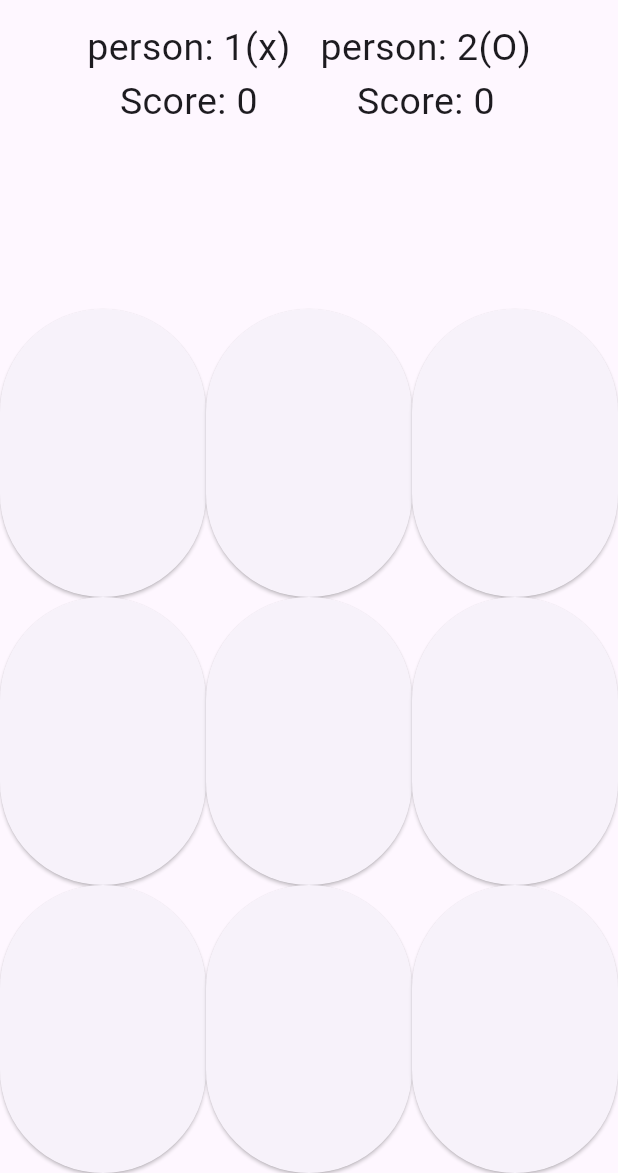
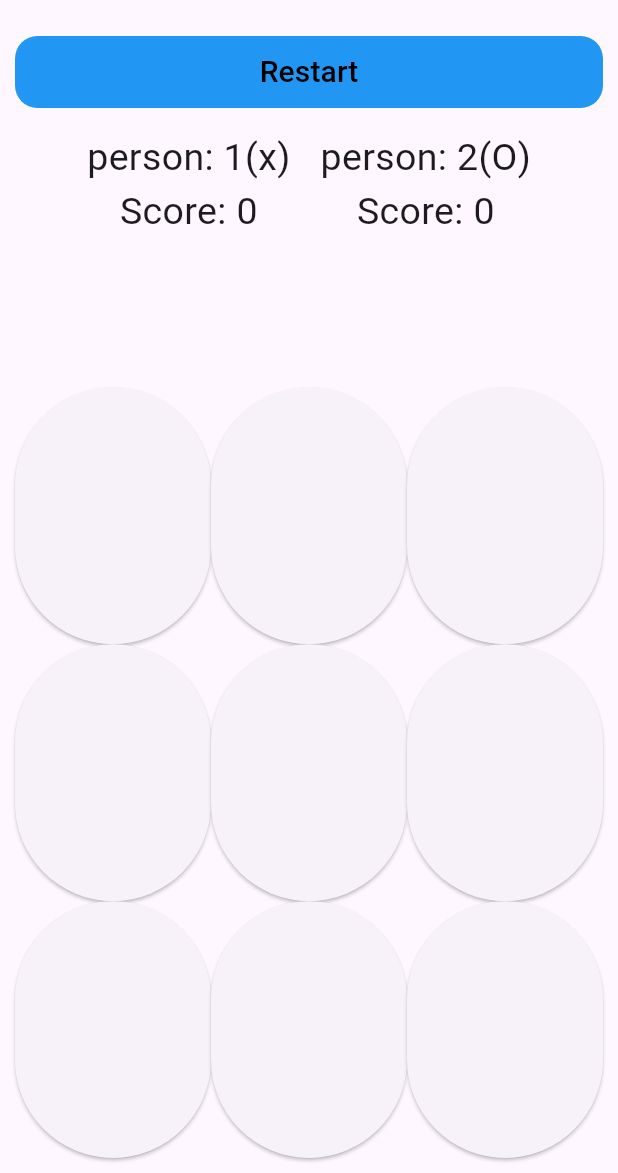
Before and after one commit to Aelna9dy/X-O-Gaming-, a Flutter app: the screen it shows after launch, on a phone screen of 412 x 824 dp, the part 63-1236 px from its top. Run offline on Flutter 3.47's test engine with Material 3 defaults, Android fonts, the light colour scheme and no system bars.

Commit message:
initialize app add Home Screen add result to now how won add bottom to start play create customText

```diff
--- a/lib/x-oGame/boardScreen.dart
+++ b/lib/x-oGame/boardScreen.dart
@@ -26,8 +26,30 @@ class _BoardScreenState extends State<BoardScreen> {
         ),
         centerTitle: true,
       ),
-      body: Column(
+      body: Padding(
+        padding: const EdgeInsets.all(10.0),
+        child: Column(
+          mainAxisAlignment: MainAxisAlignment.spaceBetween,
           children: [
+            Container(
+              width: double.infinity,
+              decoration: BoxDecoration(
+                borderRadius: BorderRadius.circular(15),
+                color: Colors.blue,
+              ),
+              child: TextButton(
+                onPressed: () {
+                  Restart();
+                },
+                child: const Text(
+                  "Restart",
+                  style: TextStyle(fontSize: 20, color: Colors.black),
+                ),
+              ),
+            ),
+            const SizedBox(
+              height: 15,
+            ),
             Expanded(
               child: Row(
                 mainAxisAlignment: MainAxisAlignment.center,
@@ -81,6 +103,7 @@ class _BoardScreenState extends State<BoardScreen> {
               ),
             ),
           ],
+        ),
       ),
     );
   }
@@ -156,4 +179,9 @@ class _BoardScreenState extends State<BoardScreen> {
     boardState = ["", "", "", "", "", "", "", "", ""];
     counter = 0;
   }
+
+  void Restart() {
+    player1Score = 0;
+    player2Score = 0;
   }
+}
```
Also changed, not shown: pubspec.lock, 11 other files. Lines whose indentation alone changed are shown as unchanged.
